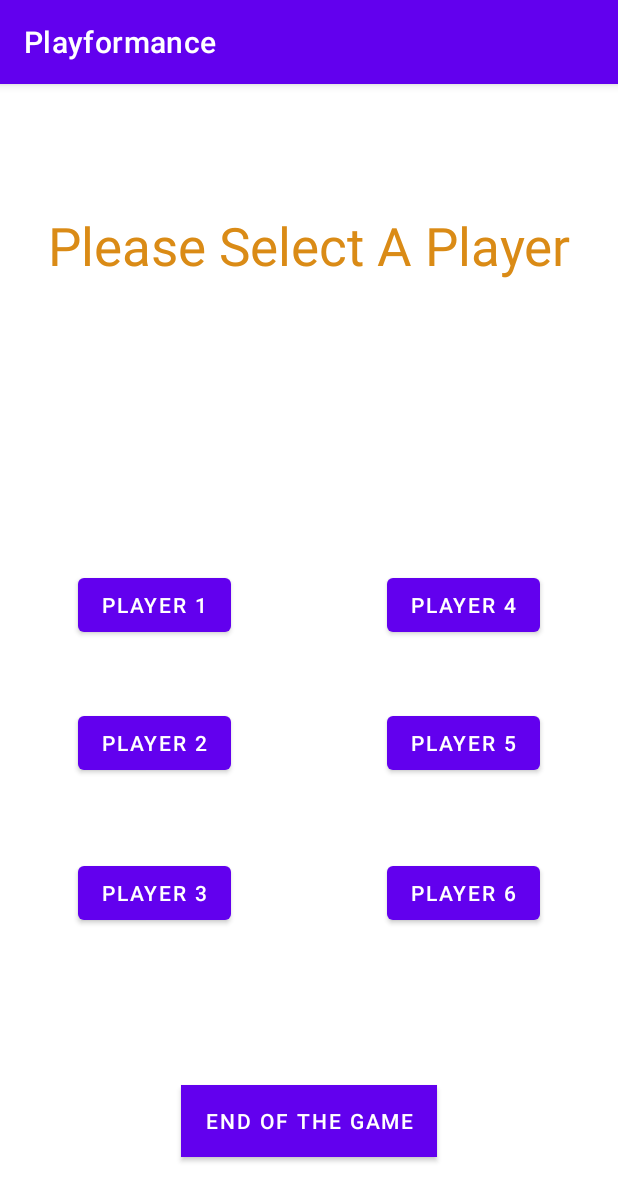
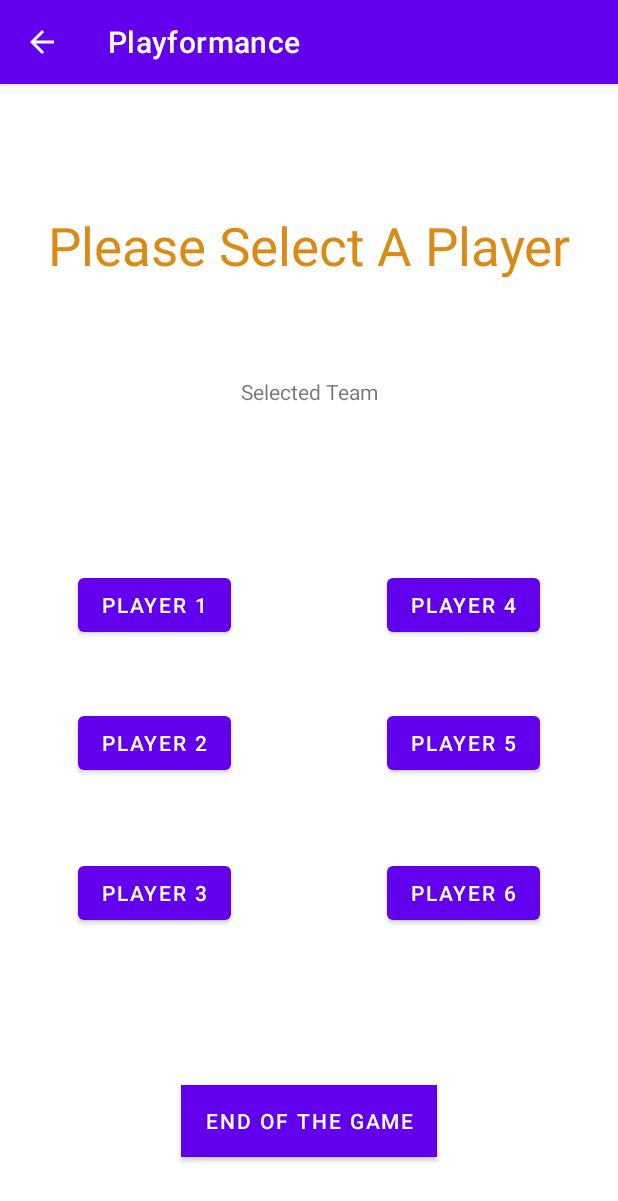
Before and after one commit to evgmesh/playformance-android-app, an Android app: the SelectionofPlayer screen opened directly, with no data from a screen before it, on a phone screen of 412 x 824 dp. Shown: the top 1201 px of the screen. Run offline under Robolectric (Android 15) with nearby library versions, the phone set to English and light mode, and no system bars.

Commit message:
Team selection with Adapter

```diff
--- a/app/src/main/AndroidManifest.xml
+++ b/app/src/main/AndroidManifest.xml
@@ -13,7 +13,8 @@
         <activity android:name="Notes.WinsScreen"></activity>
         <activity android:name="Notes.FaultsScreen" />
         <activity android:name=".ActivitySelectionForPlayer" />
-        <activity android:name=".SelectionofPlayer" />
+        <activity android:name="Teams.SelectionofPlayer"
+            android:parentActivityName="Teams.SelectTeam" />
         <activity android:name=".DetailActivity" />
         <activity
             android:name=".SecondActivity"
--- a/app/src/main/java/fi/team7/playformance/SelectionofPlayer.java
+++ b/app/src/main/java/Teams/SelectionofPlayer.java
@@ -1,8 +1,10 @@
-package fi.team7.playformance;
+package Teams;
 
 import androidx.appcompat.app.AppCompatActivity;
 
 import android.os.Bundle;
+
+import fi.team7.playformance.R;
 
 public class SelectionofPlayer extends AppCompatActivity {
 
--- a/app/src/main/res/layout/activity_selectionof_player.xml
+++ b/app/src/main/res/layout/activity_selectionof_player.xml
@@ -4,7 +4,7 @@
     xmlns:tools="http://schemas.android.com/tools"
     android:layout_width="match_parent"
     android:layout_height="match_parent"
-    tools:context=".SelectionofPlayer">
+    tools:context="Teams.SelectionofPlayer">
 
     <TextView
         android:id="@+id/SlectPlayer"
@@ -16,8 +16,17 @@
         android:textSize="35sp"
         app:layout_constraintEnd_toEndOf="parent"
         app:layout_constraintStart_toStartOf="parent"
-        app:layout_constraintTop_toTopOf="parent"
-        app:layout_constraintVertical_bias="0.494" />
+        app:layout_constraintTop_toTopOf="parent" />
+
+    <TextView
+        android:id="@+id/tvSelectedTeam"
+        android:layout_width="wrap_content"
+        android:layout_height="wrap_content"
+        android:layout_marginTop="64dp"
+        android:text="Selected Team"
+        app:layout_constraintEnd_toEndOf="parent"
+        app:layout_constraintStart_toStartOf="parent"
+        app:layout_constraintTop_toBottomOf="@+id/SlectPlayer" />
 
     <androidx.constraintlayout.widget.Guideline
         android:id="@+id/guideline6"
@@ -62,8 +71,8 @@
         android:layout_width="wrap_content"
         android:layout_height="wrap_content"
         android:orientation="vertical"
-        app:layout_constraintGuide_percent="0.5"
-        app:layout_constraintGuide_begin="20dp" />
+        app:layout_constraintGuide_begin="20dp"
+        app:layout_constraintGuide_percent="0.5" />
 
     <Button
         android:id="@+id/button15"
```
Also changed, not shown: app/src/main/java/Teams/SelectTeam.java (+14 -8 lines), app/src/main/res/layout/activity_select_team.xml (+7 -2 lines).
